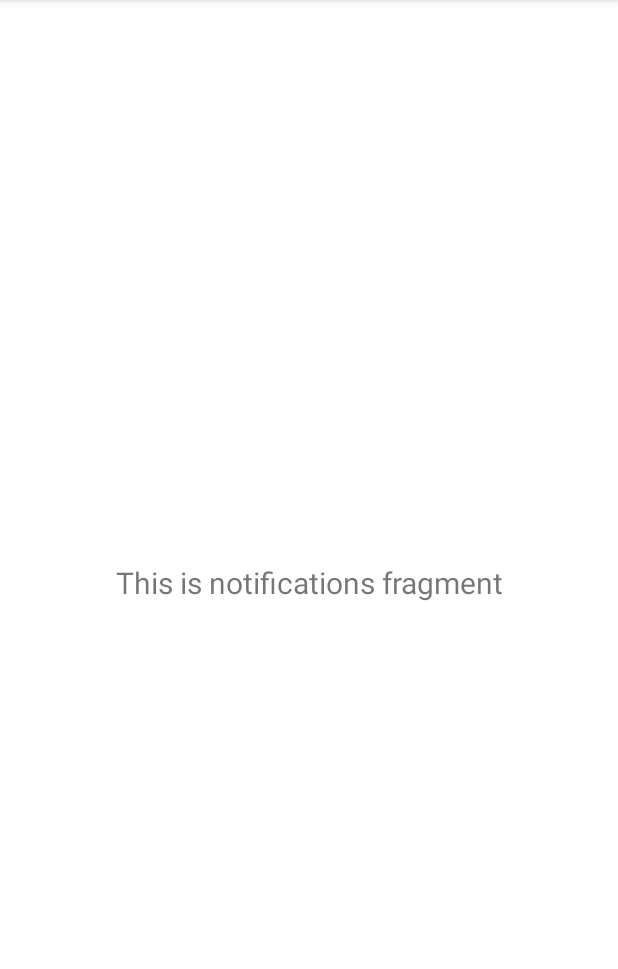
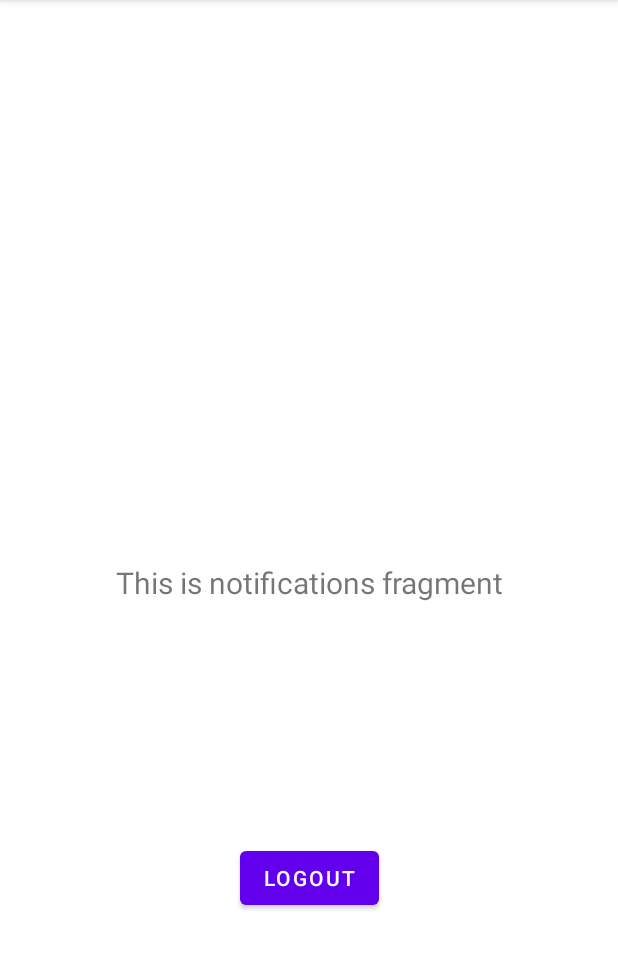
Before and after one commit to YytRecg/TravelPlannerApp, an Android app: the fragment NotificationsFragment shown on its own in the app's theme, on a phone screen of 412 x 824 dp, the part 84-1053 px from its top. Run offline under Robolectric (Android 15) with nearby library versions, the phone set to English and light mode, and no system bars; our stand-ins replace Firebase (no records; nobody signed in at launch, a user with empty details on screens opened directly).

Commit message:
logout button in notifications fragment

```diff
--- a/app/src/main/java/com/example/myapplication2/ui/notifications/NotificationsFragment.java
+++ b/app/src/main/java/com/example/myapplication2/ui/notifications/NotificationsFragment.java
@@ -1,10 +1,12 @@
 package com.example.myapplication2.ui.notifications;
 
+import android.content.Intent;
 import android.os.Bundle;
 import android.util.Log;
 import android.view.LayoutInflater;
 import android.view.View;
 import android.view.ViewGroup;
+import android.widget.Button;
 import android.widget.TextView;
 
 import androidx.annotation.NonNull;
@@ -12,6 +14,8 @@ import androidx.fragment.app.Fragment;
 import androidx.lifecycle.ViewModelProvider;
 
 import com.example.myapplication2.databinding.FragmentNotificationsBinding;
+import com.example.myapplication2.ui.activity.LoginActivity;
+import com.google.firebase.auth.FirebaseAuth;
 
 public class NotificationsFragment extends Fragment {
 
@@ -28,7 +32,14 @@ public class NotificationsFragment extends Fragment {
         View root = binding.getRoot();
 
         final TextView textView = binding.textNotifications;
+        final Button logoutButton = binding.logoutButton;
+
         notificationsViewModel.getText().observe(getViewLifecycleOwner(), textView::setText);
+        logoutButton.setOnClickListener((view) -> {
+            FirebaseAuth.getInstance().signOut();
+            startActivity(new Intent(getActivity(), LoginActivity.class));
+            getActivity().finish();
+        });
         return root;
     }
 
--- a/app/src/main/res/layout/fragment_notifications.xml
+++ b/app/src/main/res/layout/fragment_notifications.xml
@@ -19,4 +19,14 @@
         app:layout_constraintEnd_toEndOf="parent"
         app:layout_constraintStart_toStartOf="parent"
         app:layout_constraintTop_toTopOf="parent" />
+
+    <Button
+        android:id="@+id/logout_button"
+        android:layout_width="wrap_content"
+        android:layout_height="wrap_content"
+        android:text="@string/logout"
+        app:layout_constraintBottom_toBottomOf="parent"
+        app:layout_constraintEnd_toEndOf="parent"
+        app:layout_constraintStart_toStartOf="parent"
+        app:layout_constraintTop_toBottomOf="@id/text_notifications" />
 </androidx.constraintlayout.widget.ConstraintLayout>
--- a/app/src/main/res/values/strings.xml
+++ b/app/src/main/res/values/strings.xml
@@ -11,4 +11,5 @@
     <string name="input_password">Password</string>
     <string name="button_loginUser">Login</string>
     <string name="button_createUser">Create Account</string>
+    <string name="logout">Logout</string>
 </resources>
```
Also changed, not shown: app/src/main/java/com/example/myapplication2/ui/activity/TestActivity.java (+4 -4 lines).
